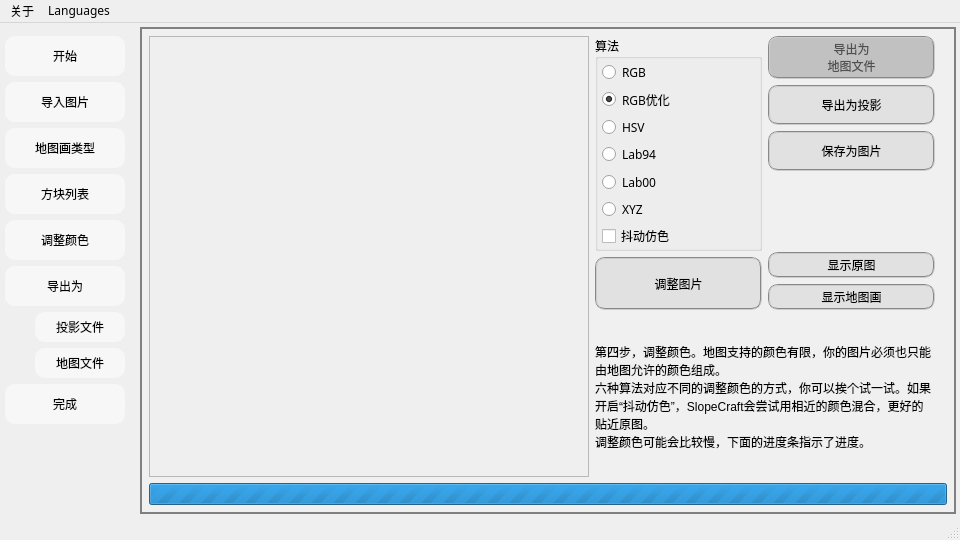
Above: others/mainwindow.ui from SlopeCraft/SlopeCraft before the change. Below: the same form after it.
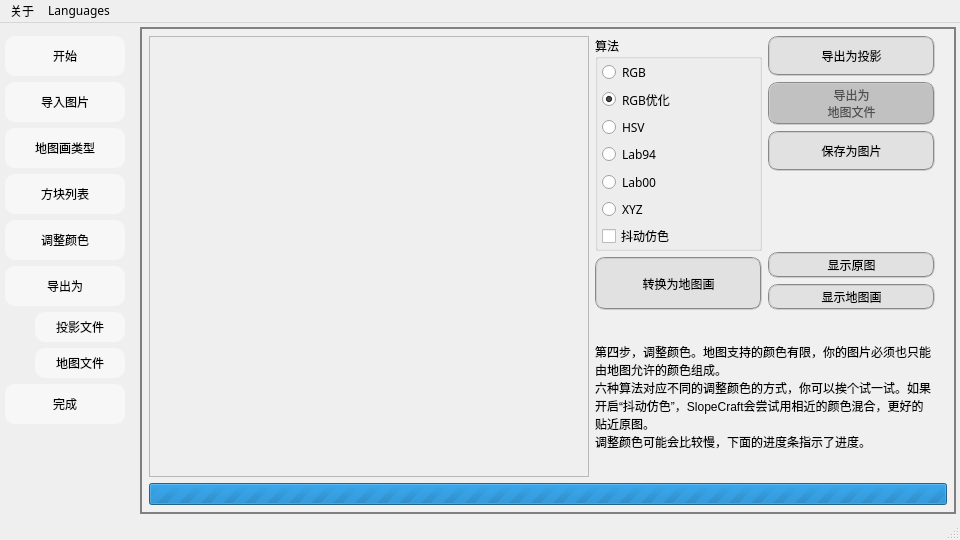
That is the form after the change. The open tabs and pages were chosen to show the change. Icons and pictures are not drawn.

Patch:
```diff
--- a/others/mainwindow.ui
+++ b/others/mainwindow.ui
@@ -9192,7 +9192,7 @@
              </font>
             </property>
             <property name="text">
-             <string>调整图片</string>
+             <string>转换为地图画</string>
             </property>
             <property name="flat">
              <bool>false</bool>
@@ -9201,6 +9201,37 @@
           </item>
           <item row="0" column="1" rowspan="2">
            <layout class="QVBoxLayout" name="verticalLayout">
+            <item>
+             <widget class="QPushButton" name="ExLite">
+              <property name="sizePolicy">
+               <sizepolicy hsizetype="Preferred" vsizetype="Preferred">
+                <horstretch>0</horstretch>
+                <verstretch>0</verstretch>
+               </sizepolicy>
+              </property>
+              <property name="minimumSize">
+               <size>
+                <width>100</width>
+                <height>40</height>
+               </size>
+              </property>
+              <property name="maximumSize">
+               <size>
+                <width>32767</width>
+                <height>32767</height>
+               </size>
+              </property>
+              <property name="font">
+               <font>
+                <family>微软雅黑</family>
+                <pointsize>9</pointsize>
+               </font>
+              </property>
+              <property name="text">
+               <string>导出为投影</string>
+              </property>
+             </widget>
+            </item>
             <item>
              <widget class="QPushButton" name="ExData">
               <property name="enabled">
@@ -9235,37 +9266,6 @@
               </property>
              </widget>
             </item>
-            <item>
-             <widget class="QPushButton" name="ExLite">
-              <property name="sizePolicy">
-               <sizepolicy hsizetype="Preferred" vsizetype="Preferred">
-                <horstretch>0</horstretch>
-                <verstretch>0</verstretch>
-               </sizepolicy>
-              </property>
-              <property name="minimumSize">
-               <size>
-                <width>100</width>
-                <height>40</height>
-               </size>
-              </property>
-              <property name="maximumSize">
-               <size>
-                <width>32767</width>
-                <height>32767</height>
-               </size>
-              </property>
-              <property name="font">
-               <font>
-                <family>微软雅黑</family>
-                <pointsize>9</pointsize>
-               </font>
-              </property>
-              <property name="text">
-               <string>导出为投影</string>
-              </property>
-             </widget>
-            </item>
             <item>
              <widget class="QPushButton" name="ExImage">
               <property name="sizePolicy">
```
Left out of the diff: 4 changed lines with no effect on the pictures.
